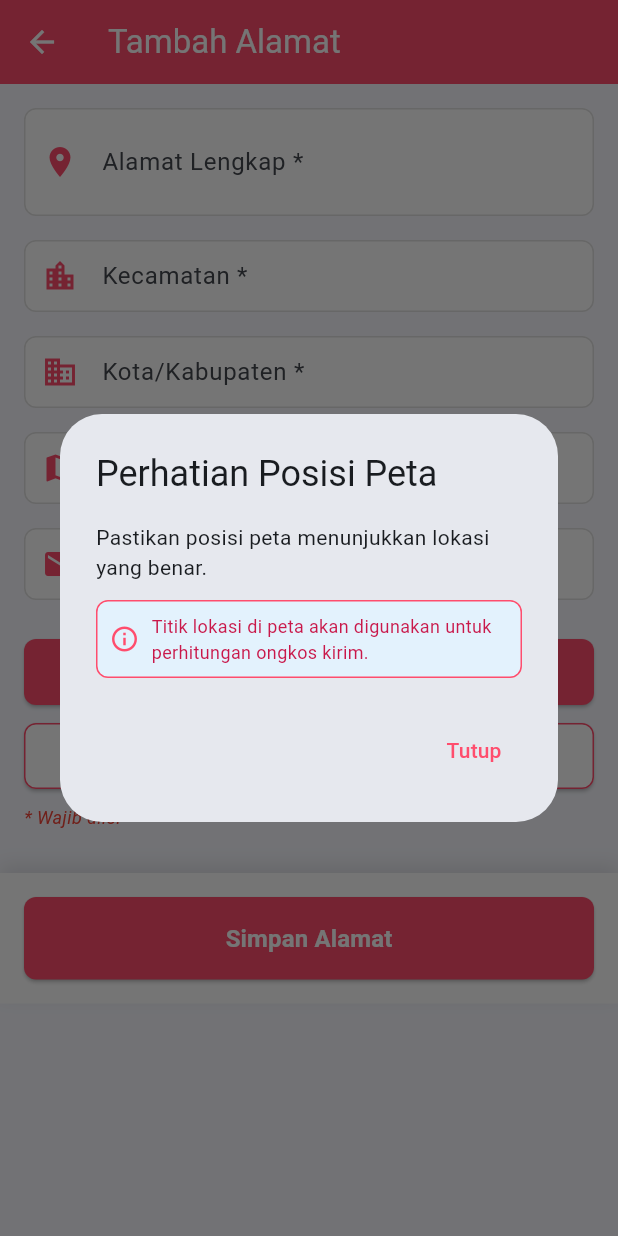
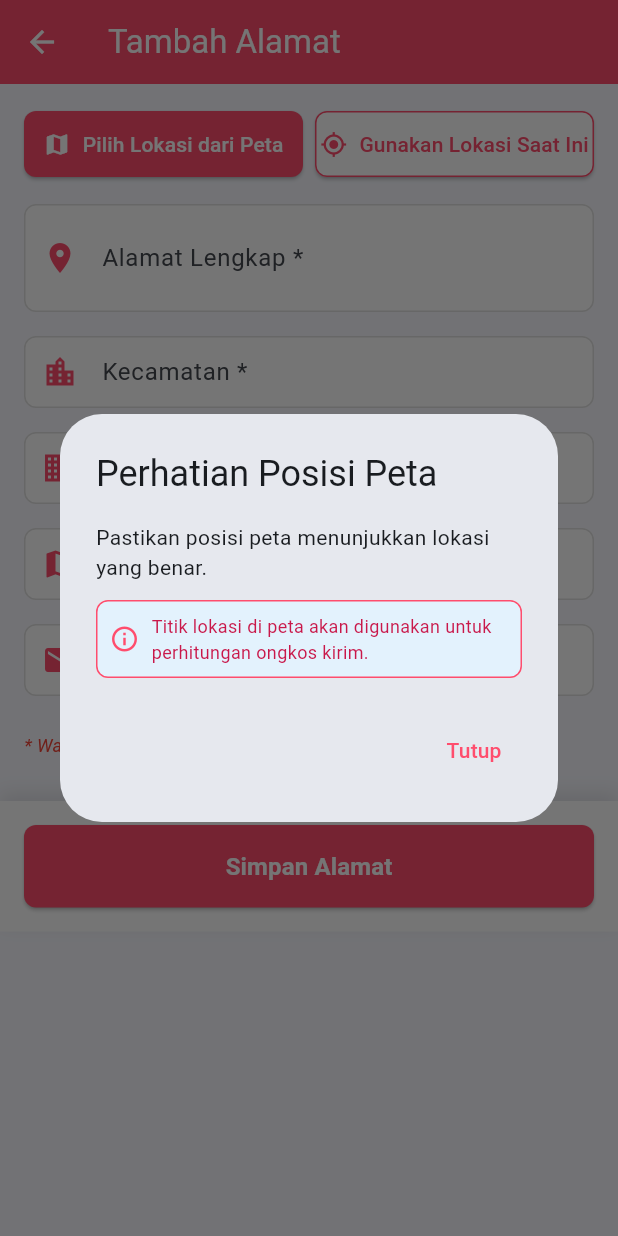
Before and after one commit to andhikafajarprayoga/ecommerce_kumbly, a Flutter app: the EditAddressScreen screen opened directly with empty values, after a tap on "Pilih Lokasi dari Peta", on a phone screen of 412 x 824 dp. Run offline on Flutter 3.47's test engine with Material 3 defaults, Android fonts, the phone set to English and light mode, and no system bars; our stand-ins replace carousel_slider, flutter_local_notifications, flutter_map, flutter_rating_bar, font_awesome_flutter, geocoding and 13 more; missing offline and left inert: realtime_client, workmanager; accounts and stored records are empty; network calls fail.

Commit message:
Refactor EditAddressScreen UI layout and location selection
- Reposition map and location buttons to the top of the screen
- Improve visual hierarchy and spacing of address-related elements
- Maintain existing functionality while enhancing user interface layout

```diff
--- a/lib/pages/buyer/profile/edit_address_screen.dart
+++ b/lib/pages/buyer/profile/edit_address_screen.dart
@@ -436,7 +436,52 @@ class _EditAddressScreenState extends State<EditAddressScreen> {
       child: Column(
         crossAxisAlignment: CrossAxisAlignment.stretch,
         children: [
-          // Menambahkan card untuk full address
+          // Pindahkan tombol peta dan lokasi ke atas
+          Row(
+            children: [
+              Expanded(
+                child: ElevatedButton.icon(
+                  onPressed: () {
+                    setState(() => showMap = !showMap);
+                  },
+                  icon: Icon(Icons.map, color: Colors.white),
+                  label: Text(
+                    showMap ? 'Sembunyikan Peta' : 'Pilih Lokasi dari Peta',
+                    style: TextStyle(color: Colors.white),
+                  ),
+                  style: ElevatedButton.styleFrom(
+                    backgroundColor: AppTheme.primary,
+                    padding: EdgeInsets.symmetric(vertical: 12),
+                    shape: RoundedRectangleBorder(
+                      borderRadius: BorderRadius.circular(8),
+                    ),
+                  ),
+                ),
+              ),
+              SizedBox(width: 8),
+              Expanded(
+                child: ElevatedButton.icon(
+                  onPressed: getCurrentLocation,
+                  icon: Icon(Icons.my_location, color: AppTheme.primary),
+                  label: Text(
+                    'Gunakan Lokasi Saat Ini',
+                    style: TextStyle(color: AppTheme.primary),
+                  ),
+                  style: ElevatedButton.styleFrom(
+                    backgroundColor: Colors.white,
+                    padding: EdgeInsets.symmetric(vertical: 12),
+                    shape: RoundedRectangleBorder(
+                      borderRadius: BorderRadius.circular(8),
+                      side: BorderSide(color: AppTheme.primary),
+                    ),
+                  ),
+                ),
+              ),
+            ],
+          ),
+          SizedBox(height: 16),
+
+          // Menampilkan full address jika ada
           if (addressController.text.isNotEmpty)
             Card(
               margin: EdgeInsets.only(bottom: 16),
@@ -470,6 +515,8 @@ class _EditAddressScreenState extends State<EditAddressScreen> {
                 ),
               ),
             ),
+
+          // Form fields yang sudah ada
           TextField(
             controller: detailAddressController,
             decoration: _buildInputDecoration(
@@ -517,41 +564,6 @@ class _EditAddressScreenState extends State<EditAddressScreen> {
             keyboardType: TextInputType.number,
           ),
           SizedBox(height: 24),
-          ElevatedButton.icon(
-            onPressed: () {
-              setState(() => showMap = !showMap);
-            },
-            icon: Icon(Icons.map, color: Colors.white),
-            label: Text(
-              showMap ? 'Sembunyikan Peta' : 'Pilih Lokasi dari Peta',
-              style: TextStyle(color: Colors.white),
-            ),
-            style: ElevatedButton.styleFrom(
-              backgroundColor: AppTheme.primary,
-              padding: EdgeInsets.symmetric(vertical: 12),
-              shape: RoundedRectangleBorder(
-                borderRadius: BorderRadius.circular(8),
-              ),
-            ),
-          ),
-          SizedBox(height: 8),
-          ElevatedButton.icon(
-            onPressed: getCurrentLocation,
-            icon: Icon(Icons.my_location, color: AppTheme.primary),
-            label: Text(
-              'Gunakan Lokasi Saat Ini',
-              style: TextStyle(color: AppTheme.primary),
-            ),
-            style: ElevatedButton.styleFrom(
-              backgroundColor: Colors.white,
-              padding: EdgeInsets.symmetric(vertical: 12),
-              shape: RoundedRectangleBorder(
-                borderRadius: BorderRadius.circular(8),
-                side: BorderSide(color: AppTheme.primary),
-              ),
-            ),
-          ),
-          SizedBox(height: 8),
           Text(
             '* Wajib diisi',
             style: TextStyle(
```
